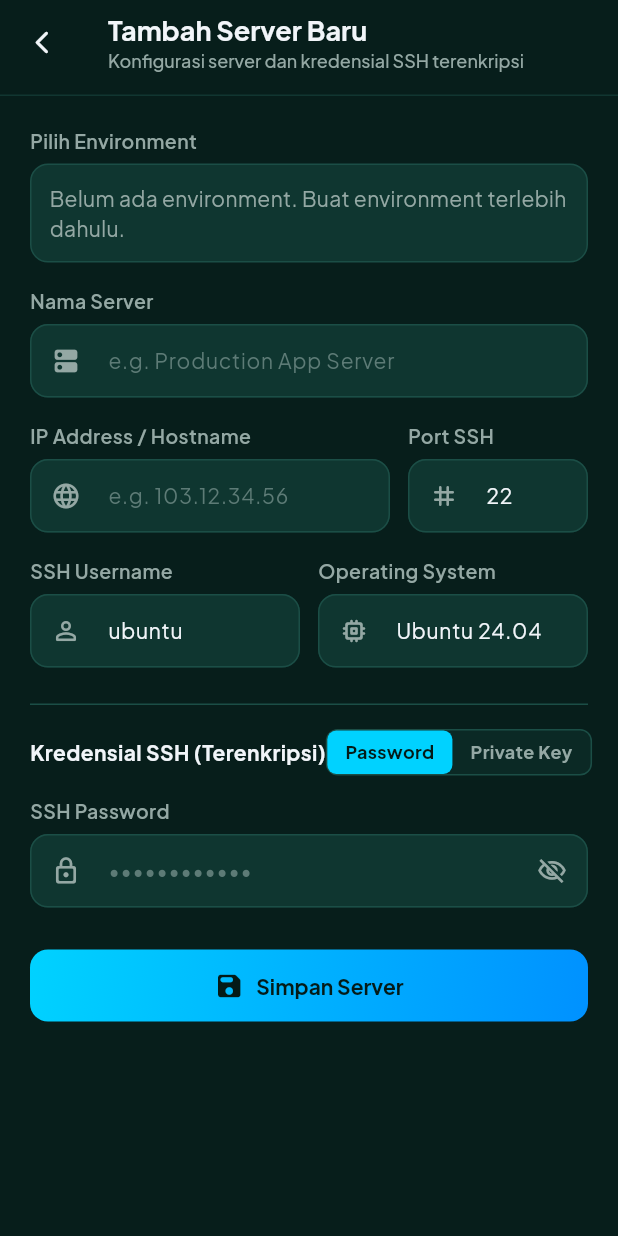
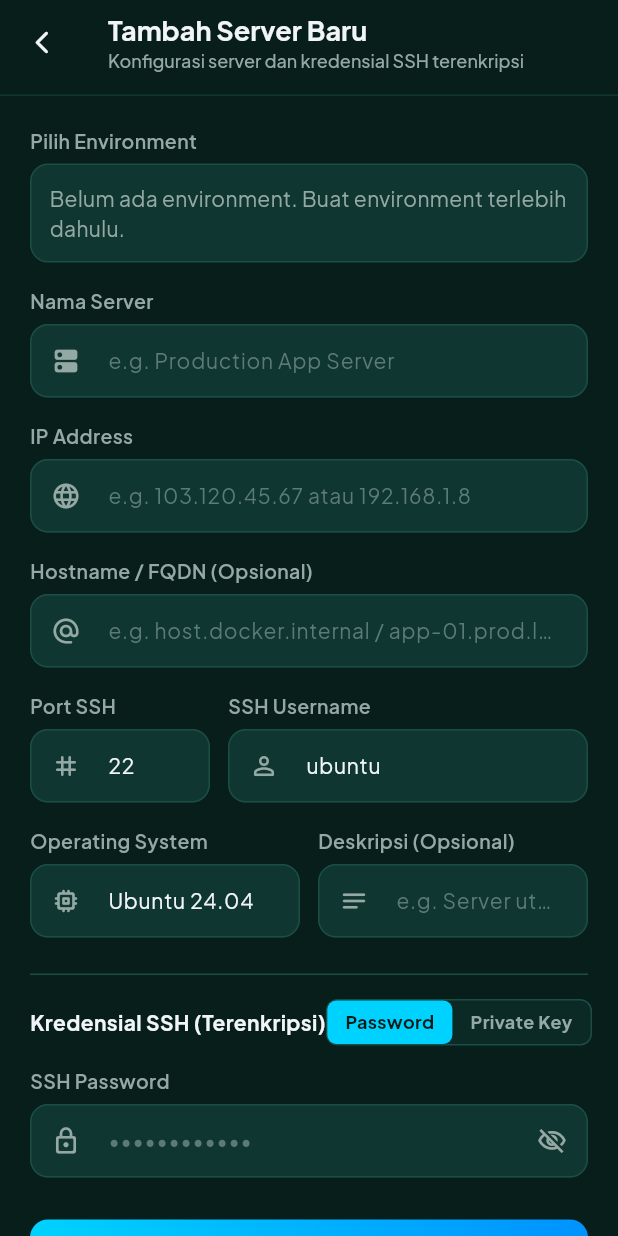
Before and after one commit to fadhlmlnaa/devOpsHub, a Flutter app: the AddServerView screen opened directly, on a phone screen of 412 x 824 dp. Run offline on Flutter 3.47's test engine with Material 3 defaults, Android fonts, the phone set to English and light mode, and no system bars; our stand-ins replace dio, flutter_secure_storage, get, google_fonts; accounts and stored records are empty.

Commit message:
fix(mobile): separate Hostname and IP Address fields and fix modal auto-close on save

```diff
--- a/mobile/lib/core/widgets/app_bottom_sheet.dart
+++ b/mobile/lib/core/widgets/app_bottom_sheet.dart
@@ -1,5 +1,4 @@
 import 'package:flutter/material.dart';
-import 'package:get/get.dart';
 import '../../app/theme/app_colors.dart';
 
 class AppBottomSheet extends StatelessWidget {
@@ -98,7 +97,7 @@ class AppBottomSheet extends StatelessWidget {
               else
                 IconButton(
                   icon: const Icon(Icons.close_rounded, color: AppColors.textSecondary),
-                  onPressed: () => Get.back(),
+                  onPressed: () => Navigator.of(context).pop(),
                 ),
             ],
           ),
--- a/mobile/lib/modules/environment/widgets/create_environment_sheet.dart
+++ b/mobile/lib/modules/environment/widgets/create_environment_sheet.dart
@@ -48,13 +48,13 @@ class _CreateEnvironmentSheetState extends State<CreateEnvironmentSheet> {
     if (_formKey.currentState?.validate() ?? false) {
       final success = await _controller.createEnvironment(
         workspaceId: widget.workspaceId,
-        name: _nameController.text,
-        key: _keyController.text,
+        name: _nameController.text.trim(),
+        key: _keyController.text.trim(),
         description: _descController.text.trim().isEmpty ? null : _descController.text.trim(),
       );
 
       if (success && mounted) {
-        Get.back();
+        Navigator.of(context).pop();
       }
     }
   }
--- a/mobile/lib/modules/server/views/add_server_view.dart
+++ b/mobile/lib/modules/server/views/add_server_view.dart
@@ -76,10 +76,10 @@ class _AddServerViewState extends State<AddServerView> {
       final success = await _serverController.createServer(
         workspaceId: _workspaceId,
         environmentId: _selectedEnvironmentId!,
-        name: _nameController.text,
+        name: _nameController.text.trim(),
         hostname: _hostnameController.text.trim().isEmpty ? null : _hostnameController.text.trim(),
         ipAddress: _ipController.text.trim().isEmpty ? null : _ipController.text.trim(),
-        sshPort: int.tryParse(_portController.text) ?? 22,
+        sshPort: int.tryParse(_portController.text.trim()) ?? 22,
         username: _usernameController.text.trim().isEmpty ? null : _usernameController.text.trim(),
         operatingSystem: _osController.text.trim().isEmpty ? null : _osController.text.trim(),
         description: _descController.text.trim().isEmpty ? null : _descController.text.trim(),
@@ -89,8 +89,8 @@ class _AddServerViewState extends State<AddServerView> {
         passphrase: _authType == 'PRIVATE_KEY' && _passphraseController.text.isNotEmpty ? _passphraseController.text : null,
       );
 
-      if (success) {
-        Get.back();
+      if (success && mounted) {
+        Navigator.of(context).pop();
       }
     }
   }
@@ -182,19 +182,32 @@ class _AddServerViewState extends State<AddServerView> {
                 ),
 
                 const SizedBox(height: 16),
+                AppTextField(
+                  label: 'IP Address',
+                  hint: 'e.g. 103.120.45.67 atau 192.168.1.8',
+                  controller: _ipController,
+                  prefixIcon: const Icon(Icons.language_rounded, size: 20),
+                  validator: (val) {
+                    final ip = val?.trim() ?? '';
+                    final host = _hostnameController.text.trim();
+                    if (ip.isEmpty && host.isEmpty) {
+                      return 'IP Address atau Hostname wajib diisi';
+                    }
+                    return null;
+                  },
+                ),
+
+                const SizedBox(height: 16),
+                AppTextField(
+                  label: 'Hostname / FQDN (Opsional)',
+                  hint: 'e.g. host.docker.internal / app-01.prod.lan',
+                  controller: _hostnameController,
+                  prefixIcon: const Icon(Icons.alternate_email_rounded, size: 20),
+                ),
+
+                const SizedBox(height: 16),
                 Row(
                   children: [
-                    Expanded(
-                      flex: 2,
-                      child: AppTextField(
-                        label: 'IP Address / Hostname',
-                        hint: 'e.g. 103.12.34.56',
-                        controller: _ipController,
-                        prefixIcon: const Icon(Icons.language_rounded, size: 20),
-                        validator: (val) => (val == null || val.trim().isEmpty) ? 'IP Address wajib diisi' : null,
-                      ),
-                    ),
-                    const SizedBox(width: 12),
                     Expanded(
                       flex: 1,
                       child: AppTextField(
@@ -203,7 +216,18 @@ class _AddServerViewState extends State<AddServerView> {
                         controller: _portController,
                         keyboardType: TextInputType.number,
                         prefixIcon: const Icon(Icons.tag_rounded, size: 20),
-                        validator: (val) => (val == null || int.tryParse(val) == null) ? 'Port valid' : null,
+                        validator: (val) => (val == null || int.tryParse(val.trim()) == null) ? 'Port harus angka' : null,
+                      ),
+                    ),
+                    const SizedBox(width: 12),
+                    Expanded(
+                      flex: 2,
+                      child: AppTextField(
+                        label: 'SSH Username',
+                        hint: 'ubuntu / root / user',
+                        controller: _usernameController,
+                        prefixIcon: const Icon(Icons.person_outline_rounded, size: 20),
+                        validator: (val) => (val == null || val.trim().isEmpty) ? 'Username wajib diisi' : null,
                       ),
                     ),
                   ],
@@ -214,19 +238,19 @@ class _AddServerViewState extends State<AddServerView> {
                   children: [
                     Expanded(
                       child: AppTextField(
-                        label: 'SSH Username',
-                        hint: 'ubuntu / root',
-                        controller: _usernameController,
-                        prefixIcon: const Icon(Icons.person_outline_rounded, size: 20),
+                        label: 'Operating System',
+                        hint: 'Ubuntu 24.04 LTS',
+                        controller: _osController,
+                        prefixIcon: const Icon(Icons.memory_rounded, size: 20),
                       ),
                     ),
                     const SizedBox(width: 12),
                     Expanded(
                       child: AppTextField(
-                        label: 'Operating System',
-                        hint: 'Ubuntu 24.04',
-                        controller: _osController,
-                        prefixIcon: const Icon(Icons.memory_rounded, size: 20),
+                        label: 'Deskripsi (Opsional)',
+                        hint: 'e.g. Server utama backend',
+                        controller: _descController,
+                        prefixIcon: const Icon(Icons.notes_rounded, size: 20),
                       ),
                     ),
                   ],
--- a/mobile/lib/modules/workspace/widgets/create_workspace_sheet.dart
+++ b/mobile/lib/modules/workspace/widgets/create_workspace_sheet.dart
@@ -50,7 +50,7 @@ class _CreateWorkspaceSheetState extends State<CreateWorkspaceSheet> {
       );
 
       if (success && mounted) {
-        Get.back(); // close bottom sheet
+        Navigator.of(context).pop();
       }
     }
   }
```
